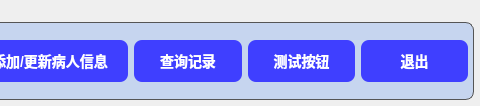
Old version of the form src/ui/mainwindow/bottom_menu/mainwindow_bottom_menu.ui in the repository OuyangXuanyu/Qt_FixedApp; both pictures show x 372 to 852 and y 0 to 106 of the 852 by 106 pixel window.
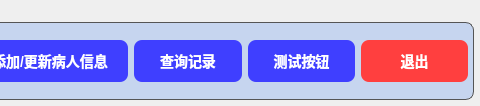
New version of the form.

Commit message: V0.1.e.260521 menubar修复

Patch:
```diff
--- a/src/ui/mainwindow/bottom_menu/mainwindow_bottom_menu.ui
+++ b/src/ui/mainwindow/bottom_menu/mainwindow_bottom_menu.ui
@@ -309,7 +309,7 @@
           </property>
           <property name="styleSheet">
            <string notr="true">QPushButton {
-                background-color: #3f3fff; color: white;
+                background-color: #ff3f3f; color: white;
                 border: none; padding: 10px 20px; border-radius: 8px;
                 font-weight: bold; font-size: 14px;
             }
```
Left out of the diff: 2 changed lines with no effect on the pictures. The commit also changes 2 other files.
